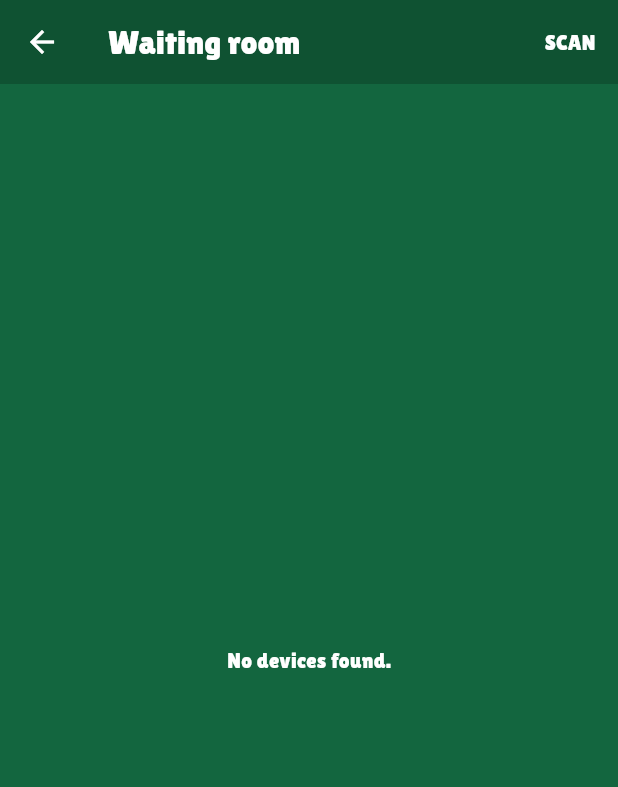
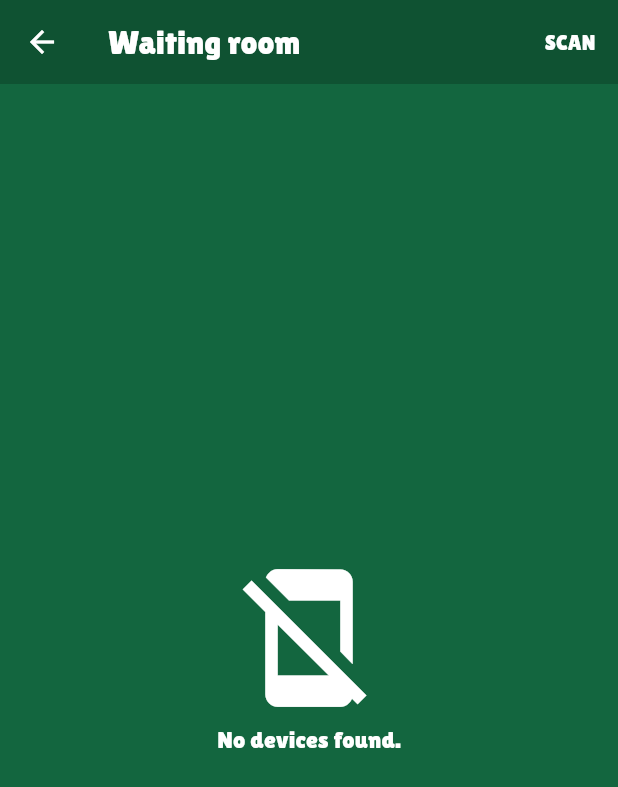
Before and after one commit to samuelerizzato/briscola-bluetooth, a Flutter app: the ScanScreen screen opened directly, on a phone screen of 412 x 824 dp. Shown: the top 787 px of the screen. Run offline on Flutter 3.47's test engine with Material 3 defaults, Android fonts, the light colour scheme and no system bars; our stand-ins replace flutter_blue_plus; missing offline and left inert: bluetooth_low_energy, flame.

Commit message:
Change empty scan screen ui

```diff
--- a/lib/ui/screens/scan_screen.dart
+++ b/lib/ui/screens/scan_screen.dart
@@ -225,7 +225,19 @@ class _ScanScreenState extends State<ScanScreen> {
 
   Widget buildList() {
     if (_results.isEmpty) {
-      return const Center(child: Text('No devices found.'));
+      return Center(
+        child: Column(
+          mainAxisAlignment: MainAxisAlignment.center,
+          spacing: 5.0,
+          children: [
+            const Icon(Icons.no_cell, size: 100.0),
+            Text(
+              'No devices found.',
+              style: Theme.of(context).textTheme.titleMedium,
+            ),
+          ],
+        ),
+      );
     }
 
     return ListView(
```
